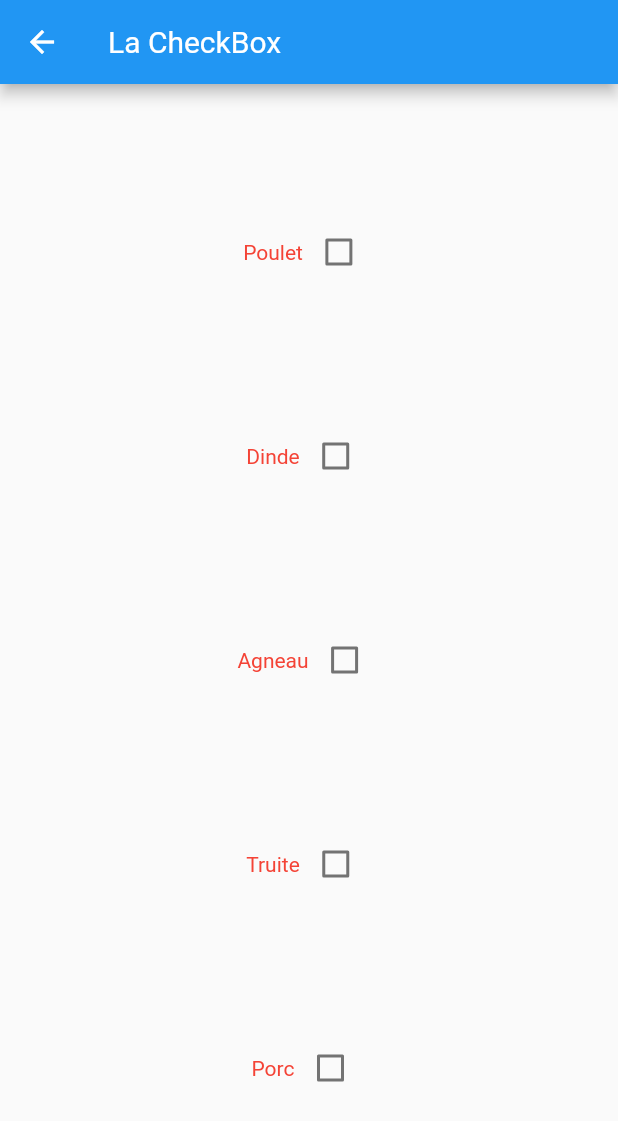
After one commit to Flow2dot0/flutter_interactive_widgets, a Flutter app: the screen it shows after launch, after a tap on "Go the Checkbox", on a phone screen of 412 x 824 dp. The commit adds this screen. Shown: the top 1121 px of the screen. Run offline on Flutter 3.47's test engine with Material 2 defaults, Android fonts, the phone set to English and light mode, and no system bars.

Commit message:
checkbox done

```diff
--- a/lib/main.dart
+++ b/lib/main.dart
@@ -1,6 +1,7 @@
 import 'package:flutter/material.dart';
 import 'package:flutter_interactive_widgets/widgets/custom_text.dart';
 import 'package:flutter_interactive_widgets/widgets/text_field_page.dart';
+import 'package:flutter_interactive_widgets/widgets/check_box_page.dart';
 
 void main() => runApp(MyApp());
 
@@ -36,6 +37,12 @@ class Main extends StatelessWidget {
                     Navigator.push(context, MaterialPageRoute(builder: (context) => TextFieldPage()));
                   },
                   child: Text("Go the TextField")
+              ),
+              FlatButton(
+                  onPressed: () {
+                    Navigator.push(context, MaterialPageRoute(builder: (context) => CheckBoxPage()));
+                  },
+                  child: Text("Go the Checkbox")
               )
             ],
           ),
--- /dev/null
+++ b/lib/widgets/check_box_page.dart
@@ -0,0 +1,60 @@
+import 'package:flutter/material.dart';
+import 'package:flutter_interactive_widgets/widgets/custom_text.dart';
+
+class CheckBoxPage extends StatefulWidget {
+  CheckBoxPage({Key key}) : super(key: key);
+
+  @override
+  _CheckBoxPageState createState() => _CheckBoxPageState();
+}
+
+class _CheckBoxPageState extends State<CheckBoxPage> {
+
+  Map check = {
+    "Poulet" : false,
+    "Dinde" : false,
+    "Agneau" : false,
+    "Truite" : false,
+    "Porc" : false,
+  };
+
+  List<Widget> checkBoxCreator() {
+    List<Widget> l = [];
+    check.forEach((key, value) {
+      Row row = Row(
+        mainAxisAlignment: MainAxisAlignment.center,
+        children: <Widget>[
+          CustomText(key, color: (value)? Colors.green : Colors.red,),
+          Checkbox(
+              value: value,
+              onChanged: (bool b) {
+                setState(() {
+                  check[key] = b;
+                });
+              },
+          )
+        ],
+      );
+      l.add(row);
+    });
+    return l;
+  }
+
+  @override
+  Widget build(BuildContext context) {
+    return Scaffold(
+        appBar: AppBar(
+          title: CustomText("La CheckBox", color: Colors.white,),
+        ),
+      body: Center(
+        child: Container(
+          child: Column(
+            mainAxisAlignment: MainAxisAlignment.spaceEvenly,
+            children: checkBoxCreator(),
+          ),
+        ),
+      ),
+    );
+  }
+
+}
--- a/pubspec.yaml
+++ b/pubspec.yaml
@@ -19,7 +19,6 @@ environment:
 dependencies:
   flutter:
     sdk: flutter
-
   # The following adds the Cupertino Icons font to your application.
   # Use with the CupertinoIcons class for iOS style icons.
   cupertino_icons: ^0.1.2
```
Also changed, not shown: lib/widgets/custom_checkBox.dart (added), pubspec.lock.
